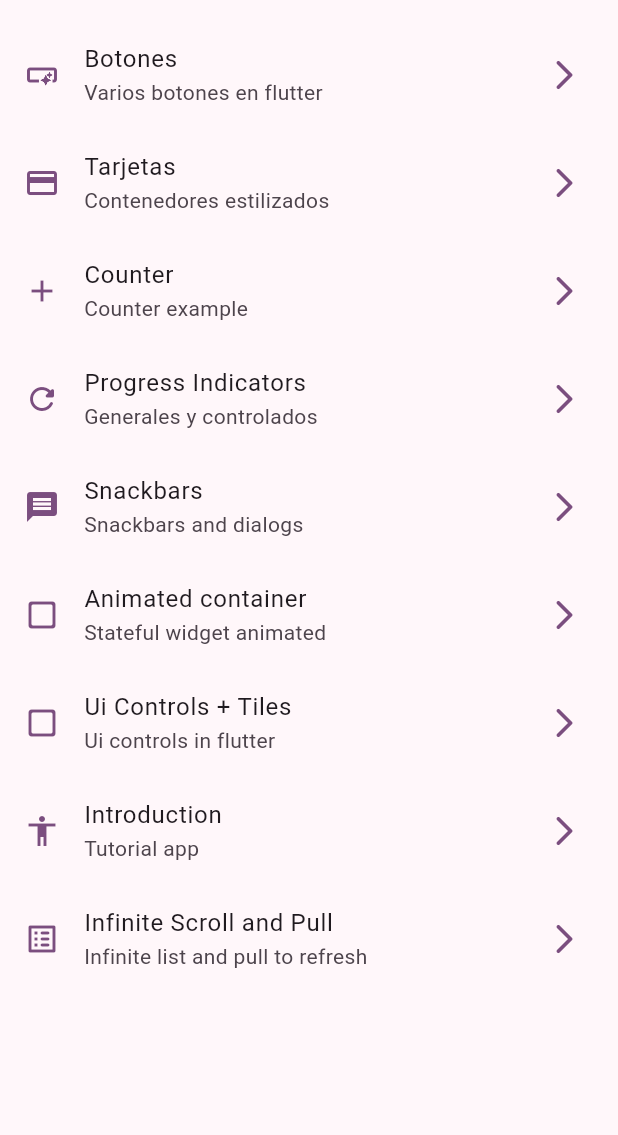
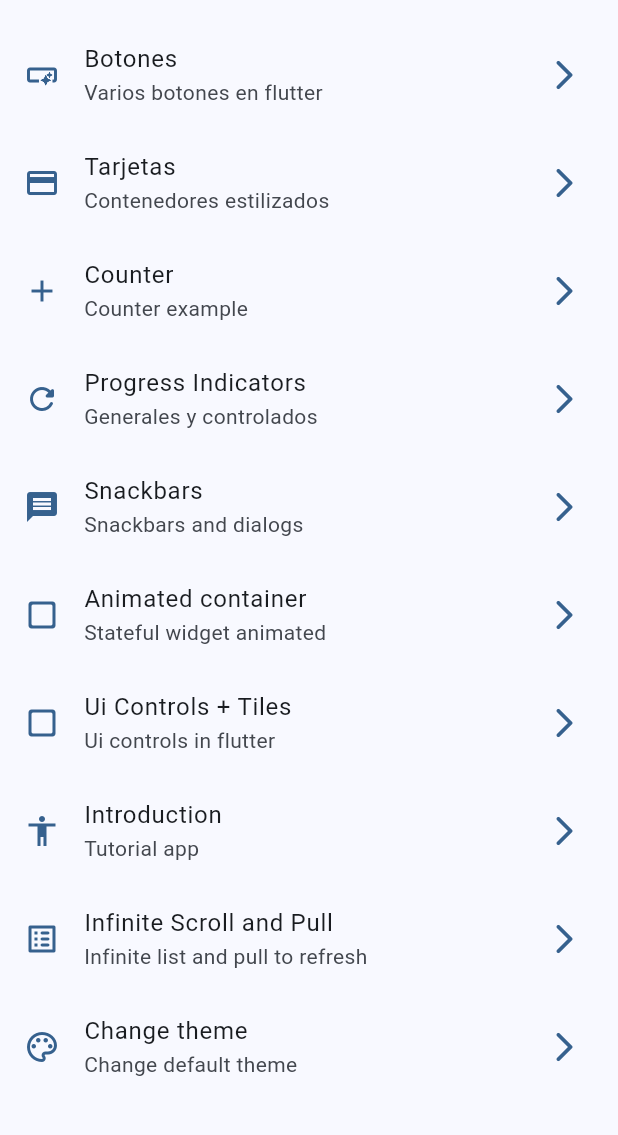
Before and after one commit to martinlprb23/widgets_app, a Flutter app: the screen it shows after launch, on a phone screen of 412 x 824 dp, the part 63-1198 px from its top. Run offline on Flutter 3.47's test engine with Material 3 defaults, Android fonts, the phone set to English and light mode, and no system bars; our stand-ins replace animate_do, flutter_riverpod, go_router.

Commit message:
Add select theme screen

```diff
--- a/lib/config/menu/menu_items.dart
+++ b/lib/config/menu/menu_items.dart
@@ -59,4 +59,9 @@ const appMenuItems = <MenuItem>[
       subTitle: "Infinite list and pull to refresh",
       link: "/infinite",
       icon: Icons.list_alt_rounded),
+  MenuItem(
+      title: "Change theme",
+      subTitle: "Change default theme",
+      link: "/theme-charger",
+      icon: Icons.color_lens_outlined),
 ];
--- a/lib/config/router/app_router.dart
+++ b/lib/config/router/app_router.dart
@@ -52,4 +52,9 @@ final appRouter = GoRouter(initialLocation: "/", routes: [
     name: InfiniteScrollScreen.name,
     builder: (context, state) => const InfiniteScrollScreen(),
   ),
+  GoRoute(
+    path: "/theme-charger",
+    name: ThemeChangerScreen.name,
+    builder: (context, state) => const ThemeChangerScreen(),
+  ),
 ]);
--- a/lib/config/theme/app_theme.dart
+++ b/lib/config/theme/app_theme.dart
@@ -12,14 +12,16 @@ const colorList = <Color>[
 
 class AppTheme {
   final int selectedColor;
+  final bool isDarkTheme;
 
-  AppTheme({this.selectedColor = 0})
+  AppTheme({this.isDarkTheme = false, this.selectedColor = 0})
       : assert(selectedColor >= 0, "Selected color most be greater then 0"),
         assert(selectedColor < colorList.length,
             "Selected color most be less or equals ${colorList.length - 1}");
 
   ThemeData getTheme() => ThemeData(
       useMaterial3: true,
+      brightness: isDarkTheme ? Brightness.dark : Brightness.light,
       colorSchemeSeed: colorList[selectedColor],
       appBarTheme: const AppBarTheme(centerTitle: true));
 }
--- a/lib/main.dart
+++ b/lib/main.dart
@@ -2,21 +2,26 @@ import 'package:flutter/material.dart';
 import 'package:flutter_riverpod/flutter_riverpod.dart';
 import 'package:widgets_app/config/router/app_router.dart';
 import 'package:widgets_app/config/theme/app_theme.dart';
+import 'package:widgets_app/ui/providers/theme_provider.dart';
 
 void main() {
   runApp(const ProviderScope(child: MainApp()));
 }
 
-class MainApp extends StatelessWidget {
+class MainApp extends ConsumerWidget {
   const MainApp({super.key});
 
   @override
-  Widget build(BuildContext context) {
+  Widget build(BuildContext context, ref) {
+    final selectedColor = ref.watch(selectedColorProvider);
+    final isDarkMode = ref.watch(darkThemeProvider);
+
     return MaterialApp.router(
       title: 'Flutter widgets',
       routerConfig: appRouter,
       debugShowCheckedModeBanner: false,
-      theme: AppTheme(selectedColor: 4).getTheme(),
+      theme: AppTheme(selectedColor: selectedColor, isDarkTheme: isDarkMode)
+          .getTheme(),
       /*routes: {
         "/buttons": (context) => const ButtonsScreen(),
         "/cards": (context) => const CardsScreen()
--- a/lib/ui/providers/theme_provider.dart
+++ b/lib/ui/providers/theme_provider.dart
@@ -1,3 +1,11 @@
 import 'package:flutter_riverpod/flutter_riverpod.dart';
+import 'package:widgets_app/config/theme/app_theme.dart';
 
+// Color list immutable
+final colorListProvider = Provider((ref) => colorList);
+
+// Boolean
 final darkThemeProvider = StateProvider((ref) => false);
+
+// Boolean
+final selectedColorProvider = StateProvider((ref) => 0);
--- a/lib/ui/screens/screens.dart
+++ b/lib/ui/screens/screens.dart
@@ -8,3 +8,4 @@ export 'package:widgets_app/ui/screens/infinite_scroll/infinite_scroll_screen.da
 export 'package:widgets_app/ui/screens/progress/progress_screen.dart';
 export 'package:widgets_app/ui/screens/snackbar/snackbar_screen.dart';
 export 'package:widgets_app/ui/screens/ui_controls/ui_controls_screen.dart';
+export 'package:widgets_app/ui/screens/themer_changer/theme_changer_screen.dart';
```
Also changed, not shown: lib/ui/screens/themer_changer/theme_changer_screen.dart (added, +61 -0 lines).
